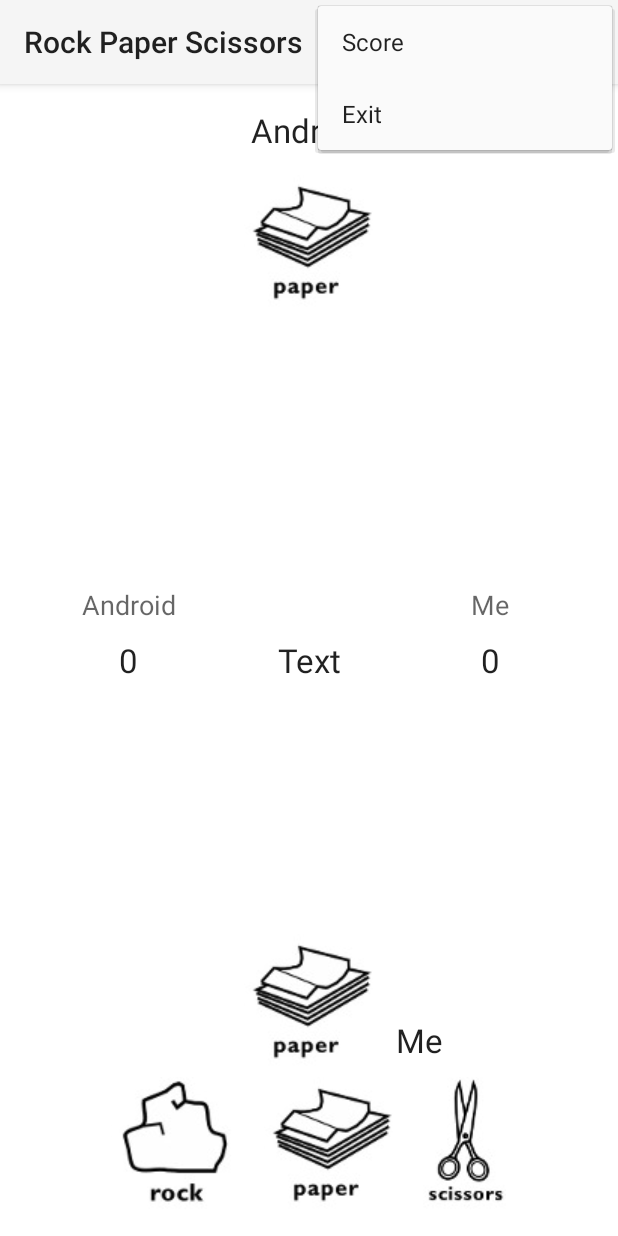
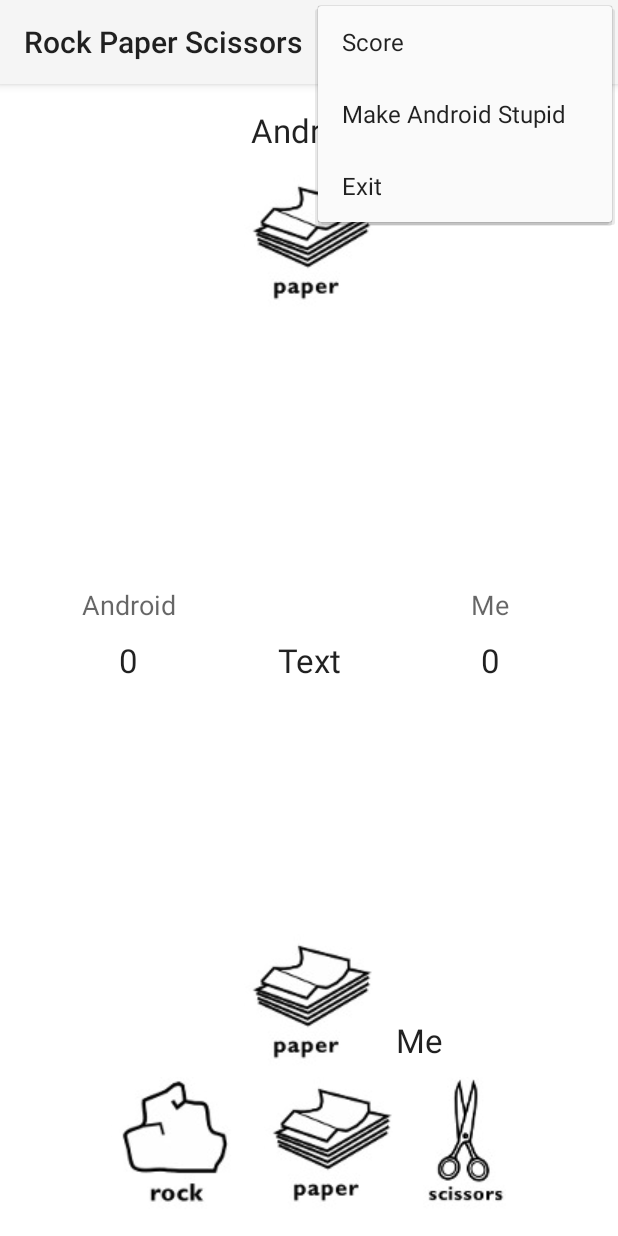
Before and after one commit to kiddos/rock-paper-scissors, an Android app: the screen it shows after launch (MainActivity), with the options menu open, on a phone screen of 412 x 824 dp. Run offline under Robolectric (Android 15) with nearby library versions, the phone set to English and light mode, and no system bars; 18 statements that could not run were skipped.

Commit message:
add clear option menu

```diff
--- a/app/src/main/AndroidManifest.xml
+++ b/app/src/main/AndroidManifest.xml
@@ -1,6 +1,8 @@
 <?xml version="1.0" encoding="utf-8"?>
 <manifest xmlns:android="http://schemas.android.com/apk/res/android"
     package="com.kiddos.rockpaperscissors" >
+
+	<uses-permission android:name="android.permission.WRITE_EXTERNAL_STORAGE" />
 
     <application
         android:allowBackup="true"
--- a/app/src/main/res/menu/menu_main.xml
+++ b/app/src/main/res/menu/menu_main.xml
@@ -5,6 +5,10 @@
 		  android:title="@string/action_score"
 		  android:orderInCategory="100"
 		  android:showAsAction="never"/>
+	<item android:id="@+id/action_clear_ml"
+		  android:title="@string/action_clear_ml"
+		  android:orderInCategory="100"
+		  android:showAsAction="never"/>
 	<item android:id="@+id/action_exit"
 		  android:title="@string/action_exit"
 		  android:orderInCategory="100"
--- a/app/src/main/res/menu/menu_score.xml
+++ b/app/src/main/res/menu/menu_score.xml
@@ -5,6 +5,10 @@
 		  android:title="@string/action_keep_playing"
 		  android:orderInCategory="100"
 		  android:showAsAction="never"/>
+	<item android:id="@+id/action_clear"
+		  android:title="@string/action_clear"
+		  android:orderInCategory="100"
+		  android:showAsAction="never"/>
 	<item android:id="@+id/action_exit"
 		  android:title="@string/action_exit"
 		  android:orderInCategory="100"
--- a/app/src/main/res/values/strings.xml
+++ b/app/src/main/res/values/strings.xml
@@ -3,5 +3,7 @@
 	<string name="action_score">Score</string>
 	<string name="action_exit">Exit</string>
 	<string name="action_keep_playing">Keep Playing</string>
+	<string name="action_clear">Clear</string>
+	<string name="action_clear_ml">Make Android Stupid</string>
 	<string name="title_activity_score">Score</string>
 </resources>
```
Also changed, not shown: app/src/main/java/com/kiddos/rockpaperscissors/MainActivity.java (+23 -0 lines).
